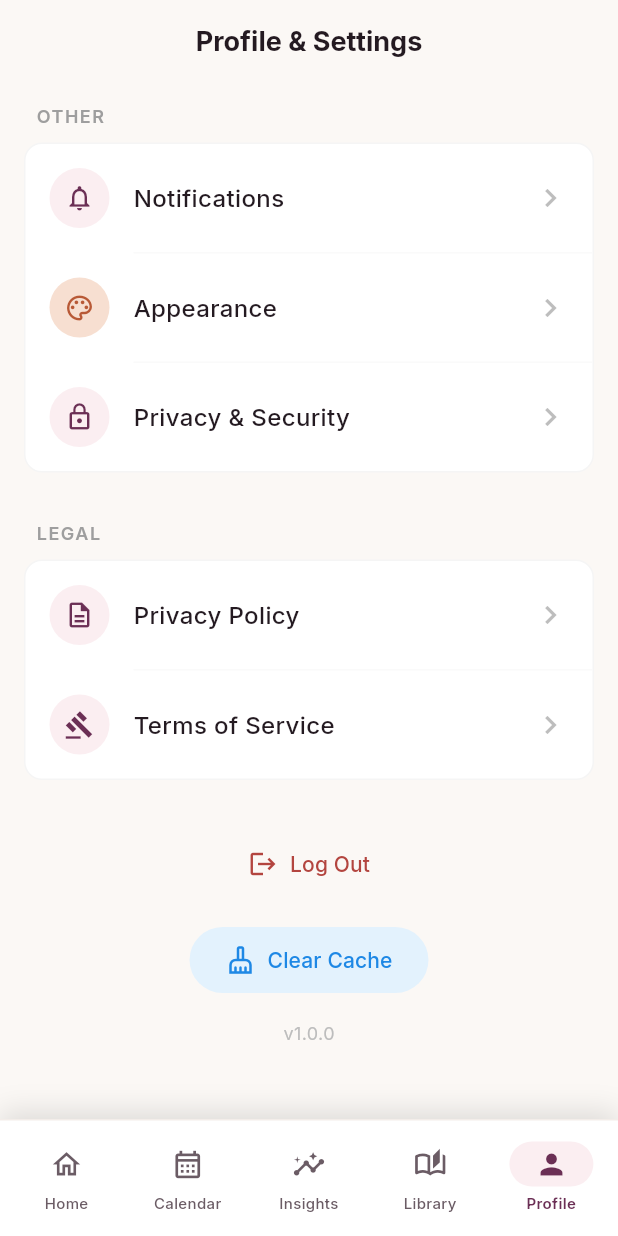
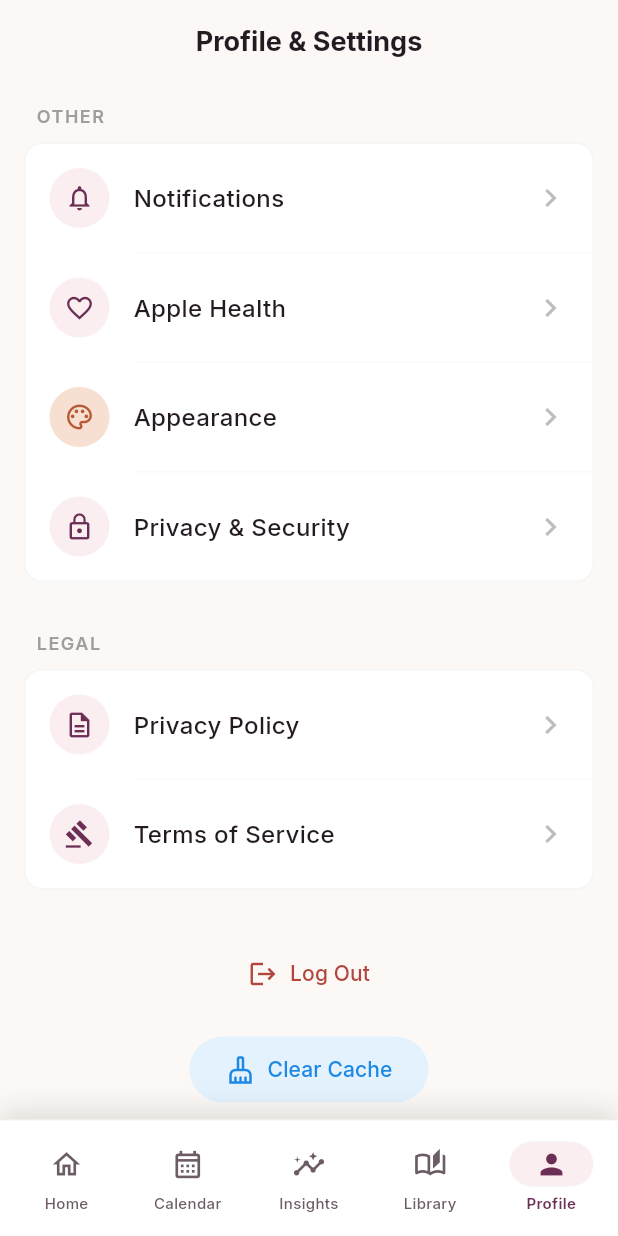
Before and after one commit to frclb/nilu, a Flutter app: the ProfileSettingsScreen screen opened by its route, scrolled down 566 dp, on a phone screen of 412 x 824 dp. Run offline on Flutter 3.47's test engine with Material 3 defaults, Android fonts, the phone set to English and light mode, and no system bars; our stand-ins replace cloud_firestore, firebase_auth, firebase_core, firebase_messaging, flutter_local_notifications, flutter_secure_storage and 8 more; missing offline and left inert: health, mobile_scanner, purchases_flutter; accounts and stored records are empty.

Commit message:
Apple Sağlık entegrasyonu ekle
Apple Watch ve diğer uygulamaların verisi zaten HealthKit'e akıyor; ayrı bir
giyilebilir cihaz entegrasyonu gerekmiyor, doğru bağlantı noktası HealthKit.

Okunanlar: regl, uyku, dinlenme nabzı. Regl verisi tahminleri besliyor;
uyku ve nabız döngü evresiyle ilişkili sinyaller ve kullanıcı bunları zaten
saatinden topluyor — tekrar elle girmesi anlamsız.

**Birleştirme mantığı saf ve test edilmiş** (11 test). İki karar önemliydi:

- Sağlık regli **gün gün** tutuyor, bu uygulama başlangıç/bitişi olan
  dönemler hâlinde. Bir günlük boşluklar aynı dönemin parçası sayılıyor:
  kullanıcı bir günü işaretlemeyi unutmuş olabilir ve o boşluk yüzünden tek
  dönemi ikiye bölmek ortalama döngü uzunluğunu bozar.
- Çakışan dönemlerde **kullanıcının kendi kaydı** kalıyor. Elle işaretlenen
  bir dönemi dış veriyle ezmek, kullanıcının düzeltmesini geri almak olurdu.

Platform tarafı `HealthDatasource`'ta toplandı; kural değişikliği için cihaz
gerekmiyor. iOS izin **durumunu** güvenilir bildirmediği için (bir
uygulamanın hangi veriye erişiminin reddedildiğini bilmesi de bilgi sızdırır)
"izin var mı" diye sorulmuyor, doğrudan isteniyor.

Entitlement dosyası oluşturulup Xcode hedefine bağlandı;
`NSHealthShareUsageDescription` ve `NSHealthUpdateUsageDescription` eklendi.

Doğrulama: 289 test, analiz temiz, altı dil 650 anahtarla eşit.
Simülatörde izin akışı uçtan uca denendi — sistem sayfası üç veri tipini de
doğru gösteriyor, izin sonrası içeri aktarma çalışıyor.

Not: Apple Developer hesabında HealthKit capability açılmadan release
imzalaması başarısız olur.

Co-Authored-By: Claude Opus 5 <noreply@anthropic.com>

```diff
--- a/lib/core/navigation/app_router.dart
+++ b/lib/core/navigation/app_router.dart
@@ -18,6 +18,7 @@ import '../../presentation/home/home_screen.dart';
 import '../../presentation/calendar/calendar_screen.dart';
 import '../../presentation/log_entry/log_entry_screen.dart';
 import '../../presentation/appearance/appearance_screen.dart';
+import '../../presentation/health_sync/health_sync_screen.dart';
 import '../../presentation/insights/insights_screen.dart';
 import '../../presentation/profile/notification_settings_screen.dart';
 import '../../presentation/profile/personal_info_screen.dart';
@@ -273,6 +274,12 @@ GoRouter createAppRouter(
       ),
 
       GoRoute(
+        path: '/health_sync',
+        name: RouteNames.healthSync,
+        builder: (context, state) => const HealthSyncScreen(),
+      ),
+
+      GoRoute(
         path: '/appearance',
         name: RouteNames.appearance,
         builder: (context, state) => const AppearanceScreen(),
--- a/lib/core/navigation/route_names.dart
+++ b/lib/core/navigation/route_names.dart
@@ -11,6 +11,7 @@ class RouteNames {
   static const String logEntry = 'log_entry';
   static const String insights = 'insights';
   static const String appearance = 'appearance';
+  static const String healthSync = 'health_sync';
   static const String healthLibrary = 'health_library';
   static const String premium = 'premium';
   static const String notificationSettings = 'notification_settings';
--- a/lib/localization/de.json
+++ b/lib/localization/de.json
@@ -638,5 +638,15 @@
   "premium_retry": "Erneut versuchen",
   "premium_banner_title": "Premium holen",
   "premium_banner_desc": "Deine gesamte Zyklushistorie, Symptom-Phasen-Analyse, Export und eigene Themes.",
-  "premium_banner_cta": "Funktionen ansehen"
+  "premium_banner_cta": "Funktionen ansehen",
+  "health_sync_title": "Apple Health",
+  "health_sync_desc": "Importiere deine Periodenaufzeichnungen aus der Health-App. Du erteilst die Berechtigung und kannst sie jederzeit widerrufen.",
+  "health_sync_point_watch": "Daten von Apple Watch und anderen Apps kommen über Health.",
+  "health_sync_point_merge": "Selbst markierte Tage bleiben erhalten; nur fehlende Perioden werden ergänzt.",
+  "health_sync_point_local": "Die Daten verlassen dein Gerät nicht.",
+  "health_import_button": "Aus Health importieren",
+  "health_permission_denied": "Keine Berechtigung erteilt, es wurde nichts importiert.",
+  "health_import_none": "Keine neuen Aufzeichnungen zum Importieren.",
+  "health_import_done": "{count} Perioden importiert.",
+  "health_unavailable": "Gesundheitsdaten sind auf diesem Gerät nicht verfügbar."
 }
--- a/lib/localization/en.json
+++ b/lib/localization/en.json
@@ -638,5 +638,15 @@
   "premium_retry": "Try again",
   "premium_banner_title": "Go Premium",
   "premium_banner_desc": "Your full cycle history, symptom–phase analysis, export and custom themes.",
-  "premium_banner_cta": "See features"
+  "premium_banner_cta": "See features",
+  "health_sync_title": "Apple Health",
+  "health_sync_desc": "Import your period records from the Health app. You grant permission, and you can revoke it at any time.",
+  "health_sync_point_watch": "Data from Apple Watch and other apps arrives through Health.",
+  "health_sync_point_merge": "Days you marked yourself are kept; only missing periods are added.",
+  "health_sync_point_local": "The data never leaves your device.",
+  "health_import_button": "Import from Health",
+  "health_permission_denied": "Permission was not granted, nothing was imported.",
+  "health_import_none": "No new records to import.",
+  "health_import_done": "{count} periods imported.",
+  "health_unavailable": "Health data is not available on this device."
 }
--- a/lib/localization/es.json
+++ b/lib/localization/es.json
@@ -638,5 +638,15 @@
   "premium_retry": "Reintentar",
   "premium_banner_title": "Hazte Premium",
   "premium_banner_desc": "Todo tu historial de ciclos, análisis síntoma–fase, exportación y temas personalizados.",
-  "premium_banner_cta": "Ver funciones"
+  "premium_banner_cta": "Ver funciones",
+  "health_sync_title": "Apple Salud",
+  "health_sync_desc": "Importa tus registros de regla desde la app Salud. Tú das el permiso y puedes retirarlo cuando quieras.",
+  "health_sync_point_watch": "Los datos del Apple Watch y otras apps llegan a través de Salud.",
+  "health_sync_point_merge": "Los días que marcaste se conservan; solo se añaden los periodos que faltan.",
+  "health_sync_point_local": "Los datos no salen de tu dispositivo.",
+  "health_import_button": "Importar desde Salud",
+  "health_permission_denied": "No se concedió el permiso, no se importó nada.",
+  "health_import_none": "No hay registros nuevos para importar.",
+  "health_import_done": "{count} periodos importados.",
+  "health_unavailable": "Los datos de salud no están disponibles en este dispositivo."
 }
--- a/lib/localization/fr.json
+++ b/lib/localization/fr.json
@@ -638,5 +638,15 @@
   "premium_retry": "Réessayer",
   "premium_banner_title": "Passer à Premium",
   "premium_banner_desc": "Tout ton historique de cycles, l’analyse symptôme–phase, l’export et les thèmes personnalisés.",
-  "premium_banner_cta": "Voir les fonctions"
+  "premium_banner_cta": "Voir les fonctions",
+  "health_sync_title": "Apple Santé",
+  "health_sync_desc": "Importe tes relevés de règles depuis l’app Santé. Tu donnes l’autorisation et peux la retirer à tout moment.",
+  "health_sync_point_watch": "Les données de l’Apple Watch et d’autres apps arrivent via Santé.",
+  "health_sync_point_merge": "Les jours que tu as marqués sont conservés ; seules les règles manquantes sont ajoutées.",
+  "health_sync_point_local": "Les données ne quittent pas ton appareil.",
+  "health_import_button": "Importer depuis Santé",
+  "health_permission_denied": "Autorisation non accordée, rien n’a été importé.",
+  "health_import_none": "Aucun nouveau relevé à importer.",
+  "health_import_done": "{count} règles importées.",
+  "health_unavailable": "Les données de santé ne sont pas disponibles sur cet appareil."
 }
--- a/lib/localization/pt.json
+++ b/lib/localization/pt.json
@@ -638,5 +638,15 @@
   "premium_retry": "Tentar novamente",
   "premium_banner_title": "Obter Premium",
   "premium_banner_desc": "Todo o teu histórico de ciclos, análise sintoma–fase, exportação e temas personalizados.",
-  "premium_banner_cta": "Ver funcionalidades"
+  "premium_banner_cta": "Ver funcionalidades",
+  "health_sync_title": "Apple Saúde",
+  "health_sync_desc": "Importa os teus registos de período da app Saúde. És tu que dás a permissão e podes retirá-la quando quiseres.",
+  "health_sync_point_watch": "Os dados do Apple Watch e de outras apps chegam através da Saúde.",
+  "health_sync_point_merge": "Os dias que marcaste são mantidos; só os períodos em falta são adicionados.",
+  "health_sync_point_local": "Os dados não saem do teu dispositivo.",
+  "health_import_button": "Importar da Saúde",
+  "health_permission_denied": "A permissão não foi concedida, nada foi importado.",
+  "health_import_none": "Não há registos novos para importar.",
+  "health_import_done": "{count} períodos importados.",
+  "health_unavailable": "Os dados de saúde não estão disponíveis neste dispositivo."
 }
--- a/lib/localization/tr.json
+++ b/lib/localization/tr.json
@@ -638,5 +638,15 @@
   "premium_retry": "Tekrar dene",
   "premium_banner_title": "Premium'a Geç",
   "premium_banner_desc": "Tüm döngü geçmişin, belirti–evre analizi, dışa aktarma ve özel temalar.",
-  "premium_banner_cta": "Özellikleri gör"
+  "premium_banner_cta": "Özellikleri gör",
+  "health_sync_title": "Apple Sağlık",
+  "health_sync_desc": "Sağlık uygulamasındaki regl kayıtlarını içeri aktar. İzni sen verirsin, istediğin zaman geri alabilirsin.",
+  "health_sync_point_watch": "Apple Watch ve diğer uygulamaların verisi Sağlık üzerinden gelir.",
+  "health_sync_point_merge": "Kendi işaretlediğin günler korunur; yalnızca eksik dönemler eklenir.",
+  "health_sync_point_local": "Veri cihazından çıkmaz.",
+  "health_import_button": "Sağlık'tan içeri aktar",
+  "health_permission_denied": "İzin verilmedi, hiçbir şey aktarılmadı.",
+  "health_import_none": "Aktarılacak yeni kayıt bulunamadı.",
+  "health_import_done": "{count} dönem içeri aktarıldı.",
+  "health_unavailable": "Bu cihazda sağlık verisi kullanılamıyor."
 }
--- a/lib/presentation/profile/profile_settings_screen.dart
+++ b/lib/presentation/profile/profile_settings_screen.dart
@@ -134,6 +134,15 @@ class ProfileSettingsScreen extends StatelessWidget {
                   iconBgColor: context.tokens.brandTint,
                   onTap: () {
                     context.pushNamed(RouteNames.notificationSettings);
+                  },
+                ),
+                SettingsItem(
+                  title: context.tr('health_sync_title'),
+                  icon: Icons.favorite_outline,
+                  iconColor: Theme.of(context).colorScheme.primary,
+                  iconBgColor: context.tokens.brandTint,
+                  onTap: () {
+                    context.pushNamed(RouteNames.healthSync);
                   },
                 ),
                 SettingsItem(
--- a/pubspec.yaml
+++ b/pubspec.yaml
@@ -59,6 +59,7 @@ dependencies:
   # Veri dışa aktarma: dosya olarak paylaş. Sağlık verisi panoya konmamalı.
   share_plus: ^13.3.0
   path_provider: ^2.1.5
+  health: ^13.3.2
 
 
 dev_dependencies:
```
Also changed, not shown: lib/data/datasources/health_datasource.dart (added, +162 -0 lines), lib/domain/services/health_import.dart (added, +95 -0 lines), lib/presentation/health_sync/health_sync_screen.dart (added, +195 -0 lines), pubspec.lock, 6 other files.
